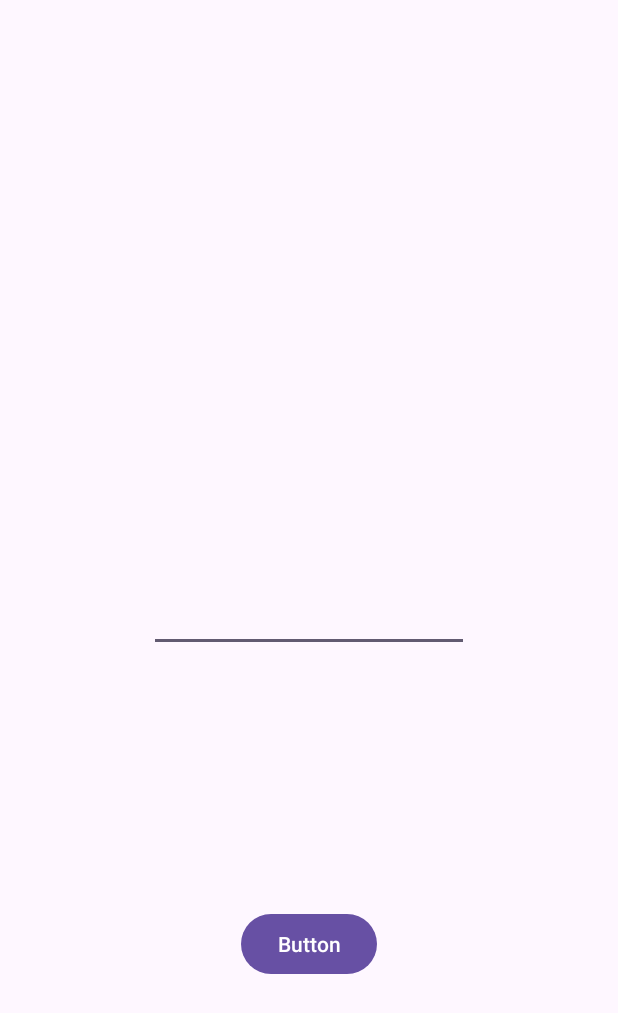
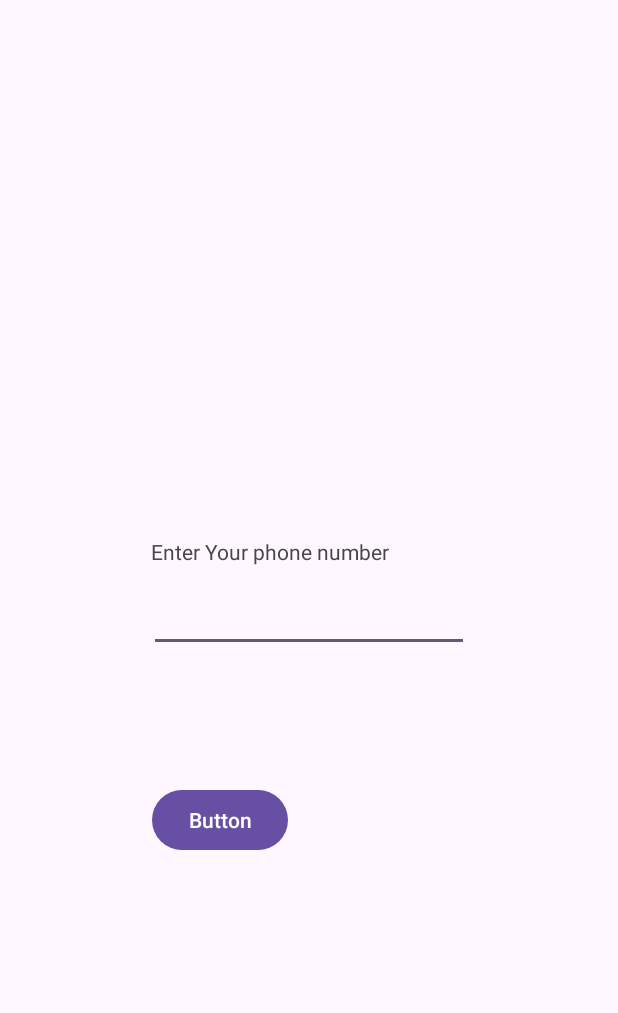
Before and after one commit to chitransh-digital/Chitransh_App, an Android app: the layout activity_login.xml on its own in the app's theme, with its tools: preview values and no code run, on a phone screen of 412 x 824 dp. Shown: the top 1013 px of the screen. Run offline under Robolectric (Android 15) with nearby library versions, the phone set to English and light mode, and no system bars.

Commit message:
Phone Verification Done

```diff
--- a/app/src/main/res/layout/activity_login.xml
+++ b/app/src/main/res/layout/activity_login.xml
@@ -5,6 +5,18 @@
     android:layout_width="match_parent"
     android:layout_height="match_parent"
     tools:context=".ui.auth.Login_activity">
+
+    <TextView
+        android:id="@+id/text"
+        android:layout_width="wrap_content"
+        android:layout_height="wrap_content"
+        android:text="Enter Your phone number"
+        app:layout_constraintBottom_toBottomOf="parent"
+        app:layout_constraintEnd_toEndOf="parent"
+        app:layout_constraintHorizontal_bias="0.399"
+        app:layout_constraintStart_toStartOf="parent"
+        app:layout_constraintTop_toTopOf="parent"
+        app:layout_constraintVertical_bias="0.445" />
 
     <EditText
         android:id="@+id/editTextPhone"
@@ -26,7 +38,20 @@
         android:text="Button"
         app:layout_constraintBottom_toBottomOf="parent"
         app:layout_constraintEnd_toEndOf="parent"
-        app:layout_constraintHorizontal_bias="0.5"
+        app:layout_constraintHorizontal_bias="0.315"
         app:layout_constraintStart_toStartOf="parent"
-        app:layout_constraintTop_toBottomOf="@+id/editTextPhone" />
+        app:layout_constraintTop_toBottomOf="@+id/editTextPhone"
+        app:layout_constraintVertical_bias="0.257" />
+    <Button
+        android:id="@+id/buttonotp"
+        android:layout_width="wrap_content"
+        android:layout_height="wrap_content"
+        android:text="Button"
+        android:visibility="gone"
+        app:layout_constraintBottom_toBottomOf="parent"
+        app:layout_constraintEnd_toEndOf="parent"
+        app:layout_constraintHorizontal_bias="0.315"
+        app:layout_constraintStart_toStartOf="parent"
+        app:layout_constraintTop_toBottomOf="@+id/editTextPhone"
+        app:layout_constraintVertical_bias="0.257" />
 </androidx.constraintlayout.widget.ConstraintLayout>
```
Also changed, not shown: app/src/main/java/com/example/communityapp/ui/auth/LoginViewModel.kt (+2 -20 lines), app/src/main/java/com/example/communityapp/ui/auth/Login_activity.kt (+24 -1 lines).
